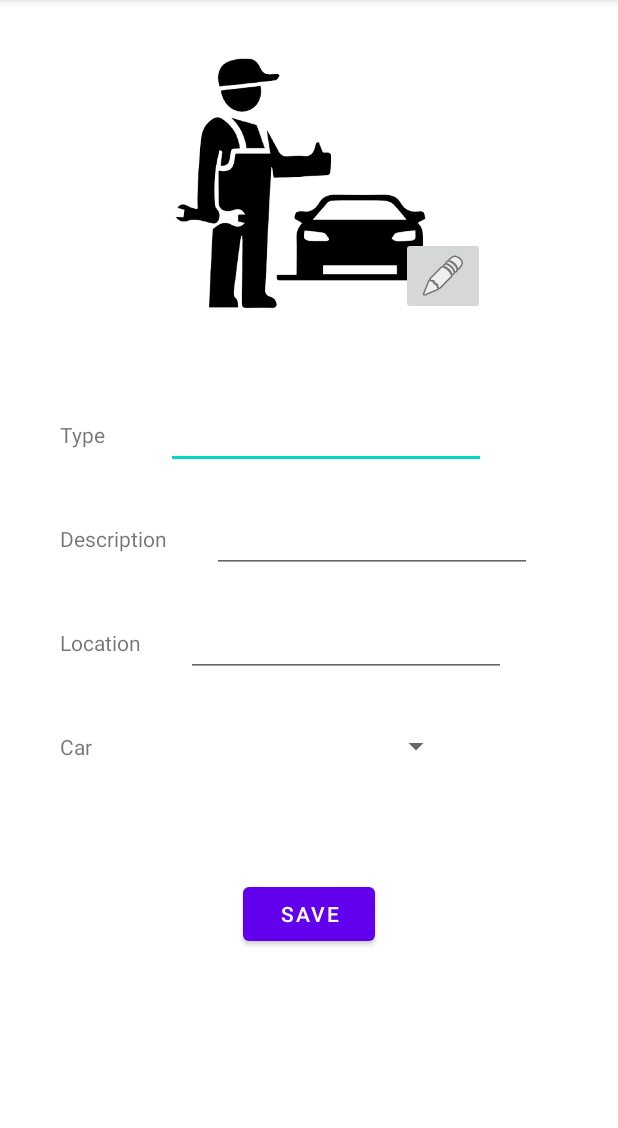
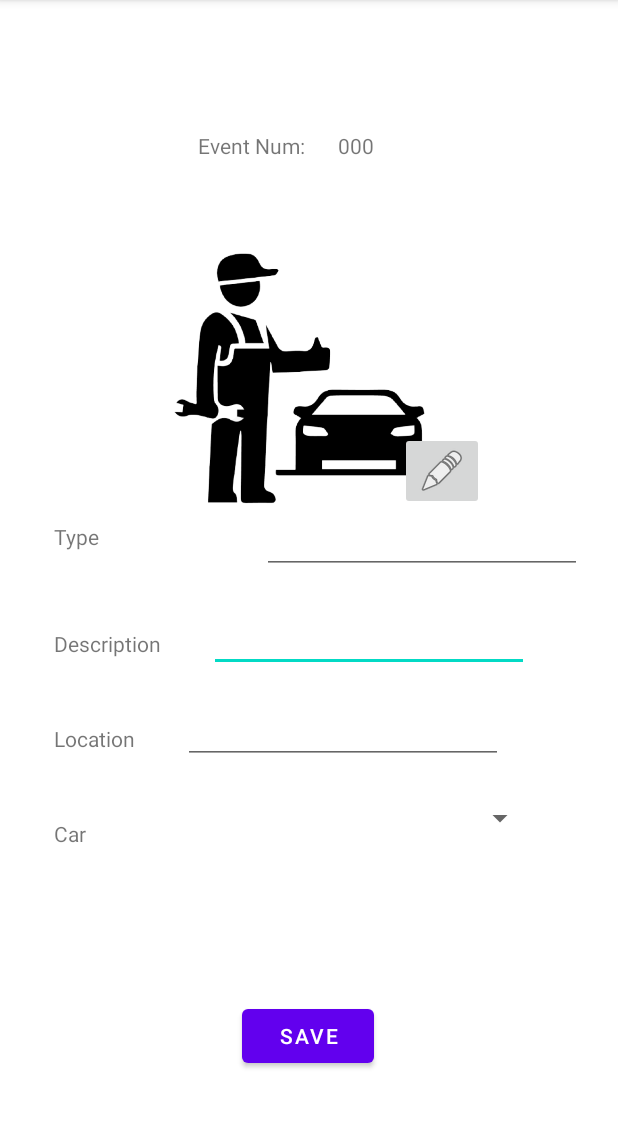
Before and after one commit to Ravit-Clark/project_FriendsOnRoad, an Android app: the fragment AddEvent shown on its own in the app's theme, after a tap on "SAVE", on a phone screen of 412 x 824 dp, the part 84-1212 px from its top. Run offline under Robolectric (Android 15) with nearby library versions, the phone set to English and light mode, and no system bars; our stand-ins replace Firebase (no records; nobody signed in at launch, a user with empty details on screens opened directly); 8 statements that could not run were skipped.

Commit message:
event row finish
need to fix the event details

```diff
--- a/app/src/main/java/com/ravit/friends_on_road/Model/Event.java
+++ b/app/src/main/java/com/ravit/friends_on_road/Model/Event.java
@@ -3,7 +3,7 @@ package com.ravit.friends_on_road.Model;
 public class Event {
 
     private String emailOwner;
-    private static String eventNum="1";
+    //private static String eventNum="1";
     private String numOfSpecificEvent;
     private String type;
     private String description;
@@ -14,13 +14,13 @@ public class Event {
 
 
 
-    public String getEventNum() {
-        return eventNum;
-    }
-
-    public void PromoteEventNum() {
-        this.eventNum=this.getEventNum()+"0";
-    }
+//    public static String getEventNum() {
+//        return eventNum;
+//    }
+//
+//    public void PromoteEventNum() {
+//        this.eventNum=this.getEventNum()+"0";
+//    }
 
 
     public String getNumOfSpecificEvent() {
--- a/app/src/main/java/com/ravit/friends_on_road/Model/Model.java
+++ b/app/src/main/java/com/ravit/friends_on_road/Model/Model.java
@@ -115,8 +115,8 @@ public class Model {
     public interface GetAllEventsOpenListener {
         void onComplete(List<Event> data);
     }
-    public void getAllEventsOpen(final String email,GetAllEventsOpenListener listener) {
-        ModelFirebase_Event.getAllEventsOpen(email,listener);
+    public void getAllEventsOpen(GetAllEventsOpenListener listener) {
+        ModelFirebase_Event.getAllEventsOpen(listener);
     }
 
 
@@ -125,6 +125,31 @@ public class Model {
     }
     public void getEventByEventNum(final String num,GetEventByEventNumListener listener) {
         ModelFirebase_Event.getEventByNumOfSpecificEvent(num,listener);
+    }
+
+
+//////////Event Num Run//////////////////
+
+    public interface AddNumRunListener{
+        void onComplete(boolean success);
+    }
+    public void addNumRun(EventsNumRun numRun,AddNumRunListener listener){
+        ModelFirebase_EventNumRun.addNumRun(numRun,listener);
+    }
+
+    public interface GetNumRunListener{
+        void onComplete(EventsNumRun numRun);
+    }
+    public void getNumRun(GetNumRunListener listener){
+        ModelFirebase_EventNumRun.getNumRun(listener);
+    }
+
+
+    public interface UpdateNumRunListener {
+        void onComplete(boolean success);
+    }
+    public void updateNumRun(final String numRun,UpdateNumRunListener listener) {
+        ModelFirebase_EventNumRun.updateNumRun(numRun,listener);
     }
 
 
--- /dev/null
+++ b/app/src/main/java/com/ravit/friends_on_road/Model/ModelFirebase_EventNumRun.java
@@ -0,0 +1,80 @@
+package com.ravit.friends_on_road.Model;
+
+import android.util.Log;
+
+import androidx.annotation.NonNull;
+
+import com.google.android.gms.tasks.OnCompleteListener;
+import com.google.android.gms.tasks.OnFailureListener;
+import com.google.android.gms.tasks.OnSuccessListener;
+import com.google.android.gms.tasks.Task;
+import com.google.firebase.firestore.DocumentSnapshot;
+import com.google.firebase.firestore.FirebaseFirestore;
+
+import java.util.HashMap;
+import java.util.Map;
+
+public class ModelFirebase_EventNumRun {
+    public static void addNumRun(EventsNumRun numRun, Model.AddNumRunListener listener) {
+        FirebaseFirestore db = FirebaseFirestore.getInstance();
+        Map<String,Object> data=new HashMap<String, Object>();
+        data.put("num",numRun.getNum());
+
+        db.collection("eventsNumRun").document(numRun.getNum()).set(data)
+                .addOnSuccessListener(new OnSuccessListener<Void>() {
+                    @Override
+                    public void onSuccess(Void aVoid) {
+                        Log.d("TAG", "DocumentSnapshot successfully written! - numRun");
+                        listener.onComplete(true);
+                    }
+                })
+                .addOnFailureListener(new OnFailureListener() {
+                    @Override
+                    public void onFailure(@NonNull Exception e) {
+                        Log.w("TAG", "Error writing document - numRun", e);
+                        listener.onComplete(false);
+                    }
+                });
+    }
+
+
+
+    public static void getNumRun(Model.GetNumRunListener listener) {
+        FirebaseFirestore db = FirebaseFirestore.getInstance();
+        db.collection("eventsNumRun").document("1").get()
+                .addOnCompleteListener(new OnCompleteListener<DocumentSnapshot>() {
+                    @Override
+                    public void onComplete(@NonNull Task<DocumentSnapshot> task) {
+                        if (task.isSuccessful()){
+                            EventsNumRun numRun = task.getResult().toObject(EventsNumRun.class);
+                            Log.d("TAG","num: "+numRun.getNum());
+                            listener.onComplete(numRun);
+                        }else{
+                            listener.onComplete(null);
+                        }
+                    }
+                });
+
+    }
+
+    public static void updateNumRun(String  numRun, Model.UpdateNumRunListener listener) {
+        FirebaseFirestore db = FirebaseFirestore.getInstance();
+        Map<String,Object> data=new HashMap<String, Object>();
+        data.put("num",numRun);
+
+        db.collection("eventsNumRun").document("1")
+                .set(data)
+                .addOnSuccessListener(new OnSuccessListener<Void>() {
+                    @Override
+                    public void onSuccess(Void aVoid) {
+                        Log.d("TAG", "DocumentSnapshot successfully change!");
+                    }
+                })
+                .addOnFailureListener(new OnFailureListener() {
+                    @Override
+                    public void onFailure(@NonNull Exception e) {
+                        Log.w("TAG", "Error chane document", e);
+                    }
+                });
+    }
+}
--- a/app/src/main/java/com/ravit/friends_on_road/ui/ClosedEvents/AddEvent.java
+++ b/app/src/main/java/com/ravit/friends_on_road/ui/ClosedEvents/AddEvent.java
@@ -14,28 +14,24 @@ import androidx.fragment.app.Fragment;
 import androidx.navigation.Navigation;
 
 import android.provider.MediaStore;
-import android.view.Display;
+import android.util.Log;
 import android.view.LayoutInflater;
 import android.view.View;
 import android.view.ViewGroup;
-import android.widget.AdapterView;
-import android.widget.ArrayAdapter;
 import android.widget.Button;
 import android.widget.EditText;
 import android.widget.ImageButton;
 import android.widget.ImageView;
-import android.widget.Spinner;
+import android.widget.TextView;
 import android.widget.Toast;
 
 import com.ravit.friends_on_road.Model.Car;
 import com.ravit.friends_on_road.Model.Event;
+import com.ravit.friends_on_road.Model.EventsNumRun;
 import com.ravit.friends_on_road.Model.Model;
 import com.ravit.friends_on_road.Model.ModelFirebase;
 import com.ravit.friends_on_road.R;
-import com.ravit.friends_on_road.loginDirections;
-import com.ravit.friends_on_road.ui.home.HomeFragmentArgs;
 
-import java.util.LinkedList;
 import java.util.List;
 
 import static android.app.Activity.RESULT_CANCELED;
@@ -47,6 +43,7 @@ public class AddEvent extends Fragment  {
     String[] items;
     List<Car> data;
     ImageView img;
+    String _numRun;
 
     @Override
     public View onCreateView(LayoutInflater inflater, ViewGroup container,
@@ -56,6 +53,7 @@ public class AddEvent extends Fragment  {
         EditText type = view.findViewById(R.id.addEvent_type);
         EditText description = view.findViewById(R.id.addEvent_description);
         EditText location = view.findViewById(R.id.addEvent_location);
+        TextView numOfEvent=view.findViewById(R.id.addEvent_numOfEvent);
         Button saveBtn = view.findViewById(R.id.addEvent_saveBtn);
         ImageButton addImg=view.findViewById(R.id.addEvent_addImgBtn);
         img = view.findViewById(R.id.addEvent_img);
@@ -66,6 +64,17 @@ public class AddEvent extends Fragment  {
             }
         });
         String ownEmail = AddEventArgs.fromBundle(getArguments()).getEmailOwner();
+
+        Model.instance.getNumRun(new Model.GetNumRunListener() {
+            @Override
+            public void onComplete(EventsNumRun numRun) {
+                Log.d("TAG","num add: "+numRun.getNum());
+                numOfEvent.setText(numRun.getNum());
+                _numRun=numRun.getNum();
+            }
+
+        });
+
         //Spinner dropdown = view.findViewById(R.id.addEvent_carsSpinner);
 
 //        Model.instance.getCarsByEmailOwner(ownEmail, new Model.GetCarsByEmailOwnerListener() {
@@ -84,6 +93,7 @@ public class AddEvent extends Fragment  {
 //        dropdown.setAdapter(adapter);
 
 
+
         saveBtn.setOnClickListener(new View.OnClickListener() {
             @Override
             public void onClick(View v) {
@@ -93,9 +103,23 @@ public class AddEvent extends Fragment  {
                 event.setDescription(description.getText().toString());
                 event.setEmailOwner(ownEmail);
                 event.openEvent();//status-open
-                event.setNumOfSpecificEvent(event.getEventNum());
-                event.PromoteEventNum();
+                event.setNumOfSpecificEvent(_numRun);
+
+                int numInt = Integer.parseInt(_numRun);
+                numInt++;
+                String newNum=String.valueOf(numInt);
+
+                Model.instance.updateNumRun(newNum, new Model.UpdateNumRunListener() {
+                    @Override
+                    public void onComplete(boolean success) {
+                        Log.d("TAG","numRun Change- "+newNum);
+                    }
+                });
+
                 Bitmap bitmap = ((BitmapDrawable)img.getDrawable()).getBitmap();
+                Model.instance.addEvent(event, new Model.AddEventListener(){
+                    @Override
+                    public void onComplete(boolean success) {
                         Model.instance.uploadImage(bitmap, event.getNumOfSpecificEvent(), new ModelFirebase.UploadImageListener() {
                             @Override
                             public void onComplete(String url) {
@@ -103,19 +127,16 @@ public class AddEvent extends Fragment  {
                                     Toast.makeText(getContext(),"Save Image Filed!",Toast.LENGTH_SHORT).show();
                                 }else{
                                     event.setImgUrl(url);
-                            Model.instance.addEvent(event, new Model.AddEventListener(){
-                                @Override
-                                public void onComplete(boolean success) {
-                                    Toast.makeText(getContext(),"Image Saved!",Toast.LENGTH_SHORT).show();
+
+                                }
+                            }
+                        });
+                        Toast.makeText(getContext(),"The Event Saved!",Toast.LENGTH_SHORT).show();
                         AddEventDirections.ActionAddEventToNavHome action = AddEventDirections.actionAddEventToNavHome(ownEmail);
                         Navigation.findNavController(view).navigate(action);
                     }
                 });
 
-
-                        }
-                    }
-                });
             }
         });
 
--- a/app/src/main/res/layout/fragment_add_car.xml
+++ b/app/src/main/res/layout/fragment_add_car.xml
@@ -62,7 +62,7 @@
         app:layout_constraintTop_toBottomOf="@+id/text22" />
 
     <Button
-        android:id="@+id/addCar_addBtn"
+        android:id="@+id/addCar_saveBtn"
         android:layout_width="wrap_content"
         android:layout_height="wrap_content"
         android:layout_marginTop="25dp"
--- a/app/src/main/res/layout/fragment_add_event.xml
+++ b/app/src/main/res/layout/fragment_add_event.xml
@@ -5,89 +5,6 @@
     android:layout_width="match_parent"
     android:layout_height="match_parent"
     tools:context=".ui.ClosedEvents.AddEvent">
-
-    <TextView
-        android:id="@+id/textView2"
-        android:layout_width="wrap_content"
-        android:layout_height="wrap_content"
-        android:layout_marginStart="40dp"
-        android:layout_marginTop="280dp"
-        android:text="Type"
-        app:layout_constraintStart_toStartOf="parent"
-        app:layout_constraintTop_toTopOf="parent" />
-
-    <TextView
-        android:id="@+id/textView7"
-        android:layout_width="wrap_content"
-        android:layout_height="wrap_content"
-        android:layout_marginStart="40dp"
-        android:layout_marginTop="50dp"
-        android:text="Description"
-        app:layout_constraintStart_toStartOf="parent"
-        app:layout_constraintTop_toBottomOf="@+id/textView2" />
-
-    <EditText
-        android:id="@+id/addEvent_type"
-        android:layout_width="wrap_content"
-        android:layout_height="wrap_content"
-        android:layout_marginStart="40dp"
-        android:ems="10"
-        android:inputType="textPersonName"
-        app:layout_constraintBottom_toBottomOf="@+id/textView2"
-        app:layout_constraintStart_toEndOf="@+id/textView2"
-        app:layout_constraintTop_toTopOf="@+id/textView2" />
-
-    <EditText
-        android:id="@+id/addEvent_description"
-        android:layout_width="wrap_content"
-        android:layout_height="wrap_content"
-        android:layout_marginStart="30dp"
-        android:ems="10"
-        android:inputType="textPersonName"
-        app:layout_constraintBottom_toBottomOf="@+id/textView7"
-        app:layout_constraintStart_toEndOf="@+id/textView7"
-        app:layout_constraintTop_toTopOf="@+id/textView7" />
-
-    <TextView
-        android:id="@+id/textView8"
-        android:layout_width="wrap_content"
-        android:layout_height="wrap_content"
-        android:layout_marginStart="40dp"
-        android:layout_marginTop="50dp"
-        android:text="Location"
-        app:layout_constraintStart_toStartOf="parent"
-        app:layout_constraintTop_toBottomOf="@+id/textView7" />
-
-    <EditText
-        android:id="@+id/addEvent_location"
-        android:layout_width="wrap_content"
-        android:layout_height="wrap_content"
-        android:layout_marginStart="30dp"
-        android:ems="10"
-        android:inputType="textPersonName"
-        app:layout_constraintBottom_toBottomOf="@+id/textView8"
-        app:layout_constraintStart_toEndOf="@+id/textView8"
-        app:layout_constraintTop_toTopOf="@+id/textView8" />
-
-    <TextView
-        android:id="@+id/textView10"
-        android:layout_width="wrap_content"
-        android:layout_height="wrap_content"
-        android:layout_marginStart="40dp"
-        android:layout_marginTop="50dp"
-        android:text="Car"
-        app:layout_constraintStart_toStartOf="parent"
-        app:layout_constraintTop_toBottomOf="@+id/textView8" />
-
-    <Spinner
-        android:id="@+id/addEvent_carsSpinner"
-        android:layout_width="200dp"
-        android:layout_height="40dp"
-        android:layout_marginStart="40dp"
-        app:layout_constraintBottom_toBottomOf="@+id/textView10"
-        app:layout_constraintStart_toEndOf="@+id/textView10"
-        app:layout_constraintTop_toTopOf="@+id/textView10"
-        app:layout_constraintVertical_bias="0.523" />
 
     <Button
         android:id="@+id/addEvent_saveBtn"
@@ -97,21 +14,110 @@
         android:text="SAVE"
         app:layout_constraintBottom_toBottomOf="parent"
         app:layout_constraintEnd_toEndOf="parent"
+        app:layout_constraintHorizontal_bias="0.498"
+        app:layout_constraintStart_toStartOf="parent"
+        app:layout_constraintTop_toTopOf="parent"
+        app:layout_constraintVertical_bias="0.802" />
+
+    <EditText
+        android:id="@+id/addEvent_description"
+        android:layout_width="wrap_content"
+        android:layout_height="wrap_content"
+        android:layout_marginStart="32dp"
+        android:ems="10"
+        android:inputType="textPersonName"
+        app:layout_constraintBottom_toBottomOf="@+id/textView7"
+        app:layout_constraintStart_toEndOf="@+id/textView7"
+        app:layout_constraintTop_toTopOf="@+id/textView7"
+        app:layout_constraintVertical_bias="0.653" />
+
+    <EditText
+        android:id="@+id/addEvent_type"
+        android:layout_width="wrap_content"
+        android:layout_height="wrap_content"
+        android:layout_marginStart="108dp"
+        android:ems="10"
+        android:inputType="textPersonName"
+        app:layout_constraintBottom_toBottomOf="@+id/textView2"
+        app:layout_constraintStart_toEndOf="@+id/textView2"
+        app:layout_constraintTop_toTopOf="@+id/textView2"
+        app:layout_constraintVertical_bias="0.423" />
+
+    <TextView
+        android:id="@+id/textView7"
+        android:layout_width="wrap_content"
+        android:layout_height="wrap_content"
+        android:layout_marginStart="36dp"
+        android:layout_marginTop="52dp"
+        android:text="Description"
+        app:layout_constraintStart_toStartOf="parent"
+        app:layout_constraintTop_toBottomOf="@+id/textView2" />
+
+    <EditText
+        android:id="@+id/addEvent_location"
+        android:layout_width="wrap_content"
+        android:layout_height="wrap_content"
+        android:layout_marginStart="32dp"
+        android:ems="10"
+        android:inputType="textPersonName"
+        app:layout_constraintBottom_toBottomOf="@+id/textView8"
+        app:layout_constraintStart_toEndOf="@+id/textView8"
+        app:layout_constraintTop_toTopOf="@+id/textView8"
+        app:layout_constraintVertical_bias="0.73" />
+
+    <TextView
+        android:id="@+id/textView10"
+        android:layout_width="wrap_content"
+        android:layout_height="wrap_content"
+        android:layout_marginStart="36dp"
+        android:layout_marginTop="44dp"
+        android:text="Car"
+        app:layout_constraintStart_toStartOf="parent"
+        app:layout_constraintTop_toBottomOf="@+id/textView8" />
+
+    <Spinner
+        android:id="@+id/addEvent_carsSpinner"
+        android:layout_width="200dp"
+        android:layout_height="40dp"
+        android:layout_marginStart="100dp"
+        app:layout_constraintBottom_toBottomOf="@+id/textView10"
+        app:layout_constraintStart_toEndOf="@+id/textView10"
+        app:layout_constraintTop_toTopOf="@+id/textView10"
+        app:layout_constraintVertical_bias="1.0" />
+
+    <TextView
+        android:id="@+id/textView2"
+        android:layout_width="wrap_content"
+        android:layout_height="wrap_content"
+        android:layout_marginStart="36dp"
+        android:layout_marginTop="348dp"
+        android:text="Type"
         app:layout_constraintStart_toStartOf="parent"
         app:layout_constraintTop_toTopOf="parent" />
+
+    <TextView
+        android:id="@+id/textView8"
+        android:layout_width="wrap_content"
+        android:layout_height="wrap_content"
+        android:layout_marginStart="36dp"
+        android:layout_marginTop="44dp"
+        android:text="Location"
+        app:layout_constraintStart_toStartOf="parent"
+        app:layout_constraintTop_toBottomOf="@+id/textView7" />
 
     <ImageView
         android:id="@+id/addEvent_img"
         android:layout_width="322dp"
         android:layout_height="188dp"
         android:layout_marginTop="30dp"
-        android:layout_marginBottom="550dp"
+        android:layout_marginBottom="420dp"
         android:src="@drawable/help"
         app:layout_constraintBottom_toBottomOf="parent"
         app:layout_constraintEnd_toEndOf="parent"
+        app:layout_constraintHorizontal_bias="0.494"
         app:layout_constraintStart_toStartOf="parent"
         app:layout_constraintTop_toTopOf="parent"
-        app:layout_constraintVertical_bias="0.26" />
+        app:layout_constraintVertical_bias="1.0" />
 
     <ImageButton
         android:id="@+id/addEvent_addImgBtn"
@@ -123,4 +129,29 @@
         app:layout_constraintBottom_toBottomOf="@+id/addEvent_img"
         app:layout_constraintEnd_toEndOf="@+id/addEvent_img" />
 
+    <TextView
+        android:id="@+id/textView11"
+        android:layout_width="wrap_content"
+        android:layout_height="wrap_content"
+        android:layout_marginTop="10dp"
+        android:text="Event Num:"
+        app:layout_constraintBottom_toBottomOf="parent"
+        app:layout_constraintEnd_toEndOf="parent"
+        app:layout_constraintHorizontal_bias="0.388"
+        app:layout_constraintStart_toStartOf="parent"
+        app:layout_constraintTop_toTopOf="parent"
+        app:layout_constraintVertical_bias="0.105" />
+
+    <TextView
+        android:id="@+id/addEvent_numOfEvent"
+        android:layout_width="wrap_content"
+        android:layout_height="wrap_content"
+        android:text="000"
+        app:layout_constraintBottom_toBottomOf="@+id/textView11"
+        app:layout_constraintEnd_toEndOf="parent"
+        app:layout_constraintHorizontal_bias="0.119"
+        app:layout_constraintStart_toEndOf="@+id/textView11"
+        app:layout_constraintTop_toTopOf="@+id/textView11"
+        app:layout_constraintVertical_bias="0.0" />
+
 </androidx.constraintlayout.widget.ConstraintLayout>
--- a/app/src/main/res/layout/fragment_my_cars.xml
+++ b/app/src/main/res/layout/fragment_my_cars.xml
@@ -23,7 +23,7 @@
     </ListView>
 
     <ImageButton
-        android:id="@+id/evenClosedList_addBtn"
+        android:id="@+id/myCars_addBtn"
         android:layout_width="70dp"
         android:layout_height="70dp"
         android:layout_marginEnd="16dp"
```
Also changed, not shown: app/src/main/java/com/ravit/friends_on_road/Model/EventsNumRun.java (added, +11 -0 lines), app/src/main/java/com/ravit/friends_on_road/Model/ModelFirebase_Event.java (+5 -2 lines), app/src/main/java/com/ravit/friends_on_road/NeedHelp.java (+106 -44 lines), app/src/main/java/com/ravit/friends_on_road/ui/ClosedEvents/ClosedEventsList.java (+4 -7 lines), app/src/main/java/com/ravit/friends_on_road/ui/home/HomeFragment.java (+20 -0 lines), app/src/main/java/com/ravit/friends_on_road/ui/myCars/AddCar.java (+4 -4 lines), app/src/main/java/com/ravit/friends_on_road/ui/myCars/MyCars.java (+4 -4 lines), app/src/main/res/layout/car_row.xml (+6 -6 lines), app/src/main/res/layout/event_row.xml (+33 -17 lines), app/src/main/res/layout/fragment_home.xml (+15 -2 lines), app/src/main/res/layout/fragment_need_help.xml (+4 -10 lines), app/src/main/res/navigation/mobile_navigation.xml (+5 -7 lines). Lines whose indentation alone changed are shown as unchanged.
